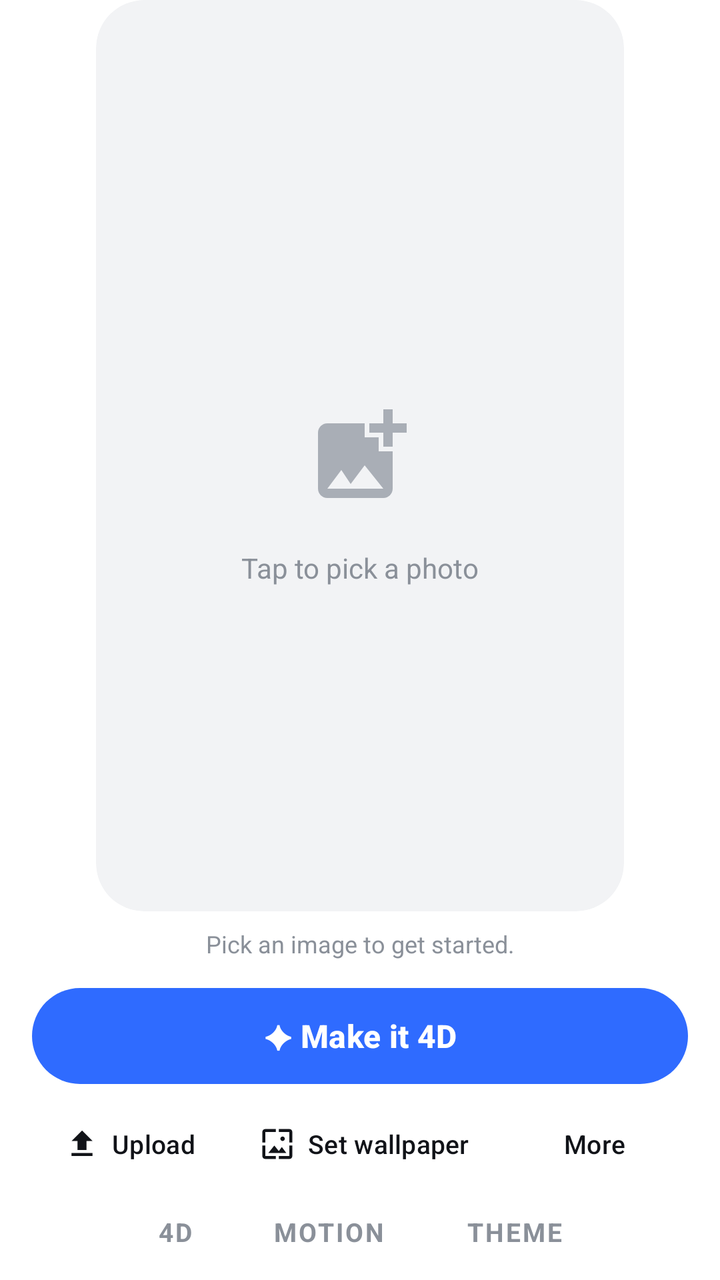
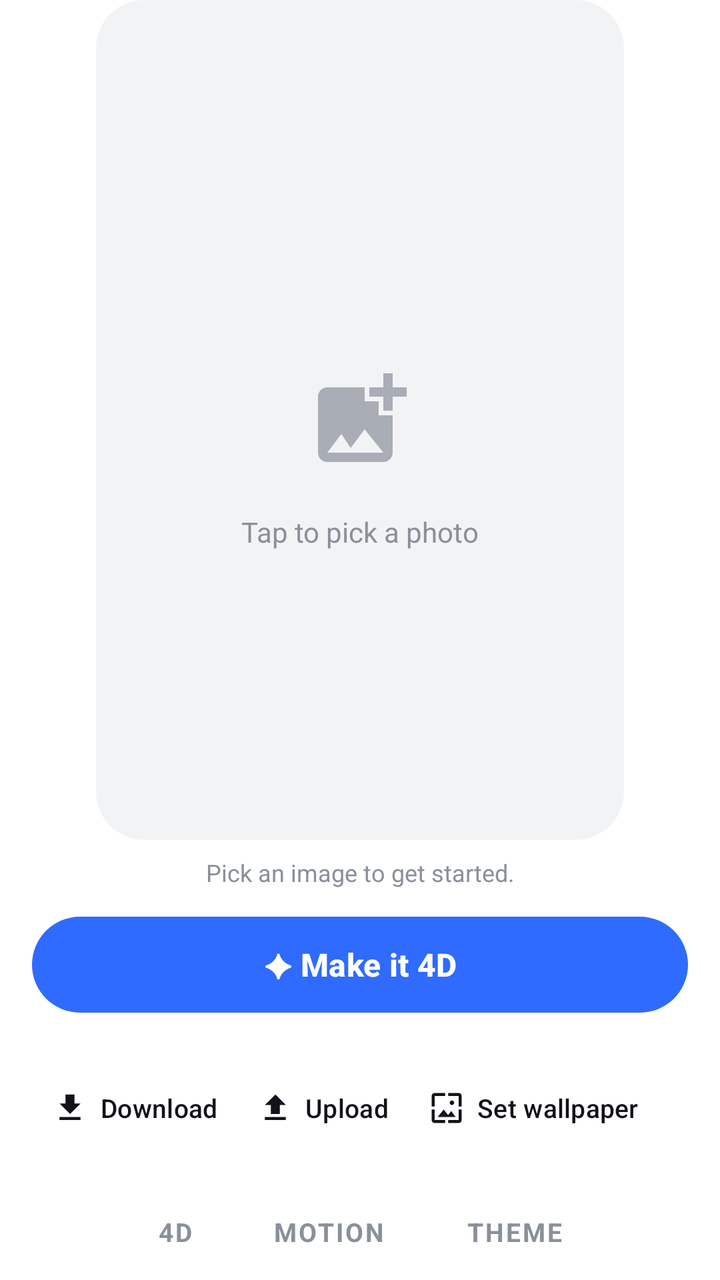

The first picture is an Android layout as it rendered before a commit; the second is the same layout after the commit. The layout source and the unified diff follow.
<!-- AndroidManifest.xml: application theme Theme.WallpaperCreator -->
<!-- res/layout/fragment_create.xml -->
<?xml version="1.0" encoding="utf-8"?>
<LinearLayout xmlns:android="http://schemas.android.com/apk/res/android"
    xmlns:app="http://schemas.android.com/apk/res-auto"
    android:layout_width="match_parent"
    android:layout_height="match_parent"
    android:orientation="vertical"
    android:paddingHorizontal="16dp">

    <com.google.android.material.card.MaterialCardView
        android:id="@+id/previewCard"
        android:layout_width="match_parent"
        android:layout_height="0dp"
        android:layout_marginHorizontal="32dp"
        android:layout_weight="1"
        app:cardBackgroundColor="@color/surface_muted"
        app:cardCornerRadius="24dp"
        app:cardElevation="0dp"
        app:strokeWidth="0dp">

        <ImageView
            android:id="@+id/preview"
            android:layout_width="match_parent"
            android:layout_height="match_parent"
            android:contentDescription="@string/preview"
            android:scaleType="center"
            android:src="@drawable/ic_add_photo" />

        <TextView
            android:id="@+id/previewHint"
            android:layout_width="wrap_content"
            android:layout_height="wrap_content"
            android:layout_gravity="center"
            android:layout_marginTop="56dp"
            android:text="@string/tap_to_pick"
            android:textColor="@color/text_secondary" />
    </com.google.android.material.card.MaterialCardView>

    <TextView
        android:id="@+id/status"
        android:layout_width="match_parent"
        android:layout_height="wrap_content"
        android:layout_marginTop="8dp"
        android:ellipsize="end"
        android:gravity="center"
        android:maxLines="1"
        android:text="@string/pick_first"
        android:textColor="@color/text_secondary"
        android:textSize="12sp" />

    <com.google.android.material.progressindicator.LinearProgressIndicator
        android:id="@+id/uploadProgress"
        android:layout_width="match_parent"
        android:layout_height="wrap_content"
        android:layout_marginTop="6dp"
        android:max="100"
        android:visibility="gone"
        app:trackCornerRadius="4dp" />

    <com.google.android.material.button.MaterialButton
        android:id="@+id/btnPrimary"
        style="@style/PrimaryPill"
        android:layout_marginTop="10dp"
        android:text="@string/make_fourd" />

    <LinearLayout
        android:layout_width="match_parent"
        android:layout_height="wrap_content"
        android:layout_marginTop="2dp"
        android:gravity="center"
        android:orientation="horizontal">

        <com.google.android.material.button.MaterialButton
            android:id="@+id/btnUpload"
            style="@style/QuietAction"
            android:text="@string/upload"
            app:icon="@drawable/ic_upload" />

        <com.google.android.material.button.MaterialButton
            android:id="@+id/btnSetStatic"
            style="@style/QuietAction"
            android:text="@string/set_static"
            app:icon="@drawable/ic_wallpaper" />

        <com.google.android.material.button.MaterialButton
            android:id="@+id/btnMore"
            style="@style/QuietAction"
            android:text="@string/more" />
    </LinearLayout>

    
    <LinearLayout
        android:id="@+id/modeStrip"
        android:layout_width="wrap_content"
        android:layout_height="wrap_content"
        android:layout_gravity="center_horizontal"
        android:layout_marginTop="4dp"
        android:layout_marginBottom="8dp"
        android:orientation="horizontal">

        <TextView
            android:id="@+id/modeFourD"
            style="@style/ModeTab"
            android:text="@string/mode_fourd" />

        <TextView
            android:id="@+id/modeMotion"
            style="@style/ModeTab"
            android:text="@string/mode_motion" />

        <TextView
            android:id="@+id/modeTheme"
            style="@style/ModeTab"
            android:text="@string/mode_theme" />
    </LinearLayout>
</LinearLayout>
<!-- resources referenced by this layout -->
<resources>
  <color name="surface_muted">#F2F3F5</color>
  <color name="text_secondary">#8A9099</color>
  <!-- drawable ic_add_photo (drawable) -->
  <vector xmlns:android="http://schemas.android.com/apk/res/android"
      android:width="56dp"
      android:height="56dp"
      android:tint="@color/text_tertiary"
      android:viewportWidth="24"
      android:viewportHeight="24">
      <path
          android:fillColor="#FF000000"
          android:pathData="M19,7v2.99s-1.99,0.01 -2,0L17,7h-3s0.01,-1.99 0,-2h3L17,2h2v3h3v2h-3zM16,11L16,8h-3L13,5L5,5c-1.1,0 -2,0.9 -2,2v12c0,1.1 0.9,2 2,2h12c1.1,0 2,-0.9 2,-2v-8h-3zM5,19l3,-4 2,3 3,-4 4,5L5,19z" />
  </vector>
  <!-- drawable ic_upload (drawable) -->
  <vector xmlns:android="http://schemas.android.com/apk/res/android"
      android:width="24dp"
      android:height="24dp"
      android:viewportWidth="24"
      android:viewportHeight="24">
      <path
          android:fillColor="#FF000000"
          android:pathData="M9,16h6v-6h4l-7,-7 -7,7h4zM5,18h14v2H5z" />
  </vector>
  <string name="make_fourd">✦ Make it 4D</string>
  <string name="mode_fourd">4D</string>
  <string name="mode_motion">MOTION</string>
  <string name="mode_theme">THEME</string>
  <string name="more">More</string>
  <string name="pick_first">Pick an image to get started.</string>
  <string name="preview">Wallpaper preview</string>
  <string name="set_static">Set wallpaper</string>
  <string name="tap_to_pick">Tap to pick a photo</string>
  <string name="upload">Upload</string>
  <style name="PrimaryPill" parent="Widget.Material3.Button">
          <item name="android:layout_width">match_parent</item>
          <item name="android:layout_height">56dp</item>
          <item name="android:textSize">16sp</item>
          <item name="android:textStyle">bold</item>
          <item name="cornerRadius">28dp</item>
          <item name="backgroundTint">@color/brand_primary</item>
      </style>
  <style name="QuietAction" parent="Widget.Material3.Button.TextButton">
          <item name="android:layout_width">wrap_content</item>
          <item name="android:layout_height">wrap_content</item>
          <item name="android:layout_marginHorizontal">4dp</item>
          <item name="android:textColor">@color/text_primary</item>
          <item name="android:textSize">13sp</item>
          <item name="iconTint">@color/text_primary</item>
          <item name="iconSize">18dp</item>
          <item name="iconPadding">6dp</item>
      </style>
  <color name="text_tertiary">#A9AEB6</color>
  <!-- drawable bg_mode_tab (drawable) -->
  <?xml version="1.0" encoding="utf-8"?>
  <selector xmlns:android="http://schemas.android.com/apk/res/android">
      <item android:state_selected="true">
          <shape android:shape="rectangle">
              <solid android:color="@color/text_primary" />
              <corners android:radius="16dp" />
          </shape>
      </item>
      <item>
          <shape android:shape="rectangle">
              <solid android:color="@android:color/transparent" />
              <corners android:radius="16dp" />
          </shape>
      </item>
  </selector>
  <color name="brand_primary">#2F6BFF</color>
  <color name="text_primary">#111318</color>
  <color name="brand_primary_soft">#E8EFFF</color>
  <color name="brand_secondary">#8E44FF</color>
  <color name="surface">#FFFFFF</color>
  <!-- unchanged entries left out for length: 3 -->
</resources>

<!-- the commit's change to res/layout/fragment_create.xml (unified diff, before → after) -->
@@ -70,6 +70,12 @@
         android:orientation="horizontal">
 
         <com.google.android.material.button.MaterialButton
+            android:id="@+id/btnDownload"
+            style="@style/QuietAction"
+            android:text="@string/download"
+            app:icon="@drawable/ic_download" />
+
+        <com.google.android.material.button.MaterialButton
             android:id="@+id/btnUpload"
             style="@style/QuietAction"
             android:text="@string/upload"
<!-- resource entries referenced after the edit -->
@@ -13,6 +13,16 @@
           android:fillColor="#FF000000"
           android:pathData="M19,7v2.99s-1.99,0.01 -2,0L17,7h-3s0.01,-1.99 0,-2h3L17,2h2v3h3v2h-3zM16,11L16,8h-3L13,5L5,5c-1.1,0 -2,0.9 -2,2v12c0,1.1 0.9,2 2,2h12c1.1,0 2,-0.9 2,-2v-8h-3zM5,19l3,-4 2,3 3,-4 4,5L5,19z" />
   </vector>
+  <!-- drawable ic_download (drawable) -->
+  <vector xmlns:android="http://schemas.android.com/apk/res/android"
+      android:width="24dp"
+      android:height="24dp"
+      android:viewportWidth="24"
+      android:viewportHeight="24">
+      <path
+          android:fillColor="#FF000000"
+          android:pathData="M19,9h-4V3H9v6H5l7,7 7,-7zM5,18v2h14v-2H5z" />
+  </vector>
   <!-- drawable ic_upload (drawable) -->
   <vector xmlns:android="http://schemas.android.com/apk/res/android"
       android:width="24dp"
@@ -23,6 +33,7 @@
           android:fillColor="#FF000000"
           android:pathData="M9,16h6v-6h4l-7,-7 -7,7h4zM5,18h14v2H5z" />
   </vector>
+  <string name="download">Download</string>
   <string name="make_fourd">✦ Make it 4D</string>
   <string name="mode_fourd">4D</string>
   <string name="mode_motion">MOTION</string>
@@ -44,7 +55,10 @@
   <style name="QuietAction" parent="Widget.Material3.Button.TextButton">
           <item name="android:layout_width">wrap_content</item>
           <item name="android:layout_height">wrap_content</item>
-          <item name="android:layout_marginHorizontal">4dp</item>
+          <item name="android:layout_marginHorizontal">0dp</item>
+          <item name="android:paddingStart">10dp</item>
+          <item name="android:paddingEnd">10dp</item>
+          <item name="android:minWidth">0dp</item>
           <item name="android:textColor">@color/text_primary</item>
           <item name="android:textSize">13sp</item>
           <item name="iconTint">@color/text_primary</item>
